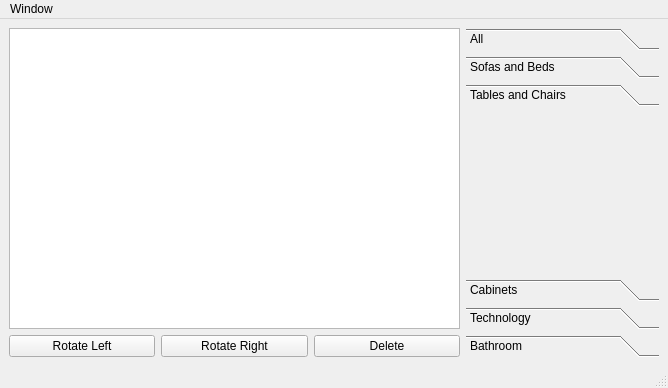
The window that src/ui/template_window.ui (ajvazz/Home-Planner-2D) describes before a commit, drawn with Qt 5.
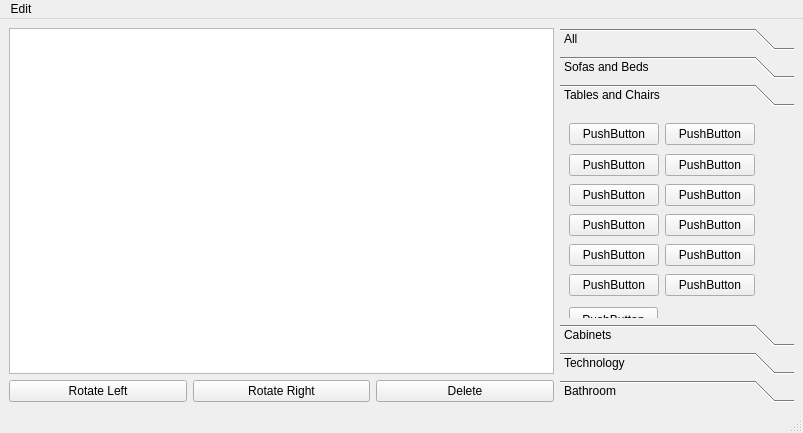
The same window after the commit. The open tabs and pages were chosen to show the change.

Patch:
```diff
--- a/src/ui/template_window.ui
+++ b/src/ui/template_window.ui
@@ -6,8 +6,8 @@
    <rect>
     <x>0</x>
     <y>0</y>
-    <width>668</width>
-    <height>388</height>
+    <width>803</width>
+    <height>433</height>
    </rect>
   </property>
   <property name="windowTitle">
@@ -147,10 +147,186 @@
        </widget>
       </widget>
       <widget class="QWidget" name="tbTablesChairs">
+       <property name="geometry">
+        <rect>
+         <x>0</x>
+         <y>0</y>
+         <width>234</width>
+         <height>185</height>
+        </rect>
+       </property>
        <attribute name="label">
         <string>Tables and Chairs</string>
        </attribute>
-       <layout class="QVBoxLayout" name="verticalLayout_4"/>
+       <widget class="QPushButton" name="pushButton_12">
+        <property name="geometry">
+         <rect>
+          <x>9</x>
+          <y>195</y>
+          <width>89</width>
+          <height>25</height>
+         </rect>
+        </property>
+        <property name="text">
+         <string>PushButton</string>
+        </property>
+       </widget>
+       <widget class="QWidget" name="">
+        <property name="geometry">
+         <rect>
+          <x>9</x>
+          <y>9</y>
+          <width>186</width>
+          <height>27</height>
+         </rect>
+        </property>
+        <layout class="QHBoxLayout" name="horizontalLayout_5">
+         <item>
+          <widget class="QPushButton" name="pushButton_14">
+           <property name="text">
+            <string>PushButton</string>
+           </property>
+          </widget>
+         </item>
+         <item>
+          <widget class="QPushButton" name="pushButton_19">
+           <property name="text">
+            <string>PushButton</string>
+           </property>
+          </widget>
+         </item>
+        </layout>
+       </widget>
+       <widget class="QWidget" name="">
+        <property name="geometry">
+         <rect>
+          <x>9</x>
+          <y>40</y>
+          <width>186</width>
+          <height>27</height>
+         </rect>
+        </property>
+        <layout class="QHBoxLayout" name="horizontalLayout_6">
+         <item>
+          <widget class="QPushButton" name="pushButton_15">
+           <property name="text">
+            <string>PushButton</string>
+           </property>
+          </widget>
+         </item>
+         <item>
+          <widget class="QPushButton" name="pushButton_20">
+           <property name="text">
+            <string>PushButton</string>
+           </property>
+          </widget>
+         </item>
+        </layout>
+       </widget>
+       <widget class="QWidget" name="">
+        <property name="geometry">
+         <rect>
+          <x>9</x>
+          <y>70</y>
+          <width>186</width>
+          <height>27</height>
+         </rect>
+        </property>
+        <layout class="QHBoxLayout" name="horizontalLayout_7">
+         <item>
+          <widget class="QPushButton" name="pushButton_18">
+           <property name="text">
+            <string>PushButton</string>
+           </property>
+          </widget>
+         </item>
+         <item>
+          <widget class="QPushButton" name="pushButton_21">
+           <property name="text">
+            <string>PushButton</string>
+           </property>
+          </widget>
+         </item>
+        </layout>
+       </widget>
+       <widget class="QWidget" name="">
+        <property name="geometry">
+         <rect>
+          <x>9</x>
+          <y>100</y>
+          <width>186</width>
+          <height>27</height>
+         </rect>
+        </property>
+        <layout class="QHBoxLayout" name="horizontalLayout_8">
+         <item>
+          <widget class="QPushButton" name="pushButton_17">
+           <property name="text">
+            <string>PushButton</string>
+           </property>
+          </widget>
+         </item>
+         <item>
+          <widget class="QPushButton" name="pushButton_22">
+           <property name="text">
+            <string>PushButton</string>
+           </property>
+          </widget>
+         </item>
+        </layout>
+       </widget>
+       <widget class="QWidget" name="">
+        <property name="geometry">
+         <rect>
+          <x>9</x>
+          <y>130</y>
+          <width>186</width>
+          <height>27</height>
+         </rect>
+        </property>
+        <layout class="QHBoxLayout" name="horizontalLayout_9">
+         <item>
+          <widget class="QPushButton" name="pushButton_16">
+           <property name="text">
+            <string>PushButton</string>
+           </property>
+          </widget>
+         </item>
+         <item>
+          <widget class="QPushButton" name="pushButton_23">
+           <property name="text">
+            <string>PushButton</string>
+           </property>
+          </widget>
+         </item>
+        </layout>
+       </widget>
+       <widget class="QWidget" name="">
+        <property name="geometry">
+         <rect>
+          <x>9</x>
+          <y>160</y>
+          <width>186</width>
+          <height>27</height>
+         </rect>
+        </property>
+        <layout class="QHBoxLayout" name="horizontalLayout_10">
+         <item>
+          <widget class="QPushButton" name="pushButton_13">
+           <property name="text">
+            <string>PushButton</string>
+           </property>
+          </widget>
+         </item>
+         <item>
+          <widget class="QPushButton" name="pushButton_24">
+           <property name="text">
+            <string>PushButton</string>
+           </property>
+          </widget>
+         </item>
+        </layout>
+       </widget>
       </widget>
       <widget class="QWidget" name="tbCabinets">
        <attribute name="label">
@@ -215,13 +391,13 @@
     <rect>
      <x>0</x>
      <y>0</y>
-     <width>668</width>
+     <width>803</width>
      <height>22</height>
     </rect>
    </property>
    <widget class="QMenu" name="menuOptions">
     <property name="title">
-     <string>Window</string>
+     <string>Edit</string>
     </property>
     <addaction name="actionNew"/>
     <addaction name="separator"/>
```
Left out of the diff: 50 changed lines with no effect on the pictures.
